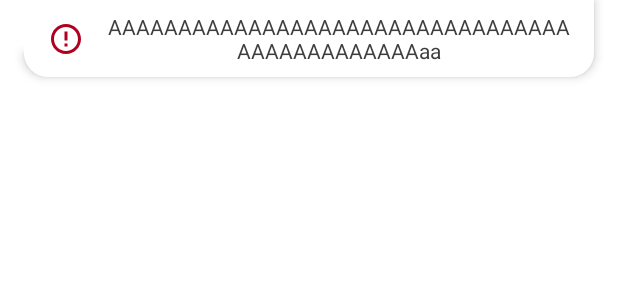
After one commit to Arantier/Heads-and-Hands-Task, an Android app: the layout include_label_popup.xml on its own in the app's theme, with its tools: preview values and no code run, on a phone screen of 412 x 824 dp. The commit adds this screen. Shown: the top 300 px of the screen. Run offline under Robolectric (Android 15) with nearby library versions, the phone set to English and light mode, and no system bars.

Commit message:
Developed and debugged label popup.

```diff
--- a/app/src/main/res/drawable/bkg_password_hint.xml
+++ b/app/src/main/res/drawable/bkg_label_popup.xml
@@ -2,8 +2,8 @@
 <shape xmlns:android="http://schemas.android.com/apk/res/android"
     android:shape="rectangle">
     <corners
-        android:bottomLeftRadius="@dimen/password_hint_corner_radius"
-        android:bottomRightRadius="@dimen/password_hint_corner_radius" />
+        android:bottomLeftRadius="@dimen/label_popup_corner_radius"
+        android:bottomRightRadius="@dimen/label_popup_corner_radius" />
     <solid android:color="@color/colorPrimary" />
 
 </shape>
--- /dev/null
+++ b/app/src/main/res/drawable/ic_error_outline.xml
@@ -0,0 +1,10 @@
+<vector xmlns:android="http://schemas.android.com/apk/res/android"
+    android:width="24dp"
+    android:height="24dp"
+    android:viewportWidth="24"
+    android:viewportHeight="24"
+    android:tint="?attr/colorControlNormal">
+  <path
+      android:fillColor="@android:color/white"
+      android:pathData="M11,15h2v2h-2zM11,7h2v6h-2zM11.99,2C6.47,2 2,6.48 2,12s4.47,10 9.99,10C17.52,22 22,17.52 22,12S17.52,2 11.99,2zM12,20c-4.42,0 -8,-3.58 -8,-8s3.58,-8 8,-8 8,3.58 8,8 -3.58,8 -8,8z"/>
+</vector>
--- /dev/null
+++ b/app/src/main/res/layout/include_label_popup.xml
@@ -0,0 +1,48 @@
+<androidx.constraintlayout.widget.ConstraintLayout
+    xmlns:android="http://schemas.android.com/apk/res/android"
+    xmlns:app="http://schemas.android.com/apk/res-auto"
+    xmlns:tools="http://schemas.android.com/tools"
+    android:layout_width="match_parent"
+    android:layout_height="wrap_content"
+    android:layout_marginStart="@dimen/label_popup_margin_horizontal"
+    android:layout_marginEnd="@dimen/label_popup_margin_horizontal"
+    android:background="@drawable/bkg_label_popup"
+    android:elevation="@dimen/toolbar_shadow_elevation"
+    app:layout_constraintEnd_toEndOf="parent"
+    app:layout_constraintStart_toStartOf="parent"
+    app:layout_constraintTop_toTopOf="parent"
+    tools:translationY="@dimen/toolbar_height">
+
+    <ImageView
+        android:id="@+id/icon"
+        android:layout_width="wrap_content"
+        android:layout_height="wrap_content"
+        android:layout_marginStart="@dimen/label_popup_padding_horizontal"
+        android:visibility="gone"
+        app:layout_constraintBottom_toBottomOf="@+id/text"
+        app:layout_constraintEnd_toStartOf="@+id/text"
+        app:layout_constraintHorizontal_bias="0.5"
+        app:layout_constraintHorizontal_chainStyle="packed"
+        app:layout_constraintStart_toStartOf="parent"
+        app:layout_constraintTop_toTopOf="@+id/text"
+        app:srcCompat="@drawable/ic_error_outline"
+        android:tint="@color/design_default_color_error"
+        tools:visibility="visible" />
+
+    <TextView
+        android:id="@+id/text"
+        android:layout_width="0dp"
+        android:layout_height="wrap_content"
+        android:layout_marginStart="@dimen/label_popup_padding_horizontal"
+        android:layout_marginTop="@dimen/label_popup_padding_vertical"
+        android:layout_marginEnd="@dimen/label_popup_padding_horizontal"
+        android:layout_marginBottom="@dimen/label_popup_padding_vertical"
+        android:textAlignment="center"
+        android:textColor="@color/textColor"
+        app:layout_constraintBottom_toBottomOf="parent"
+        app:layout_constraintEnd_toEndOf="parent"
+        app:layout_constraintHorizontal_bias="0.5"
+        app:layout_constraintStart_toEndOf="@+id/icon"
+        app:layout_constraintTop_toTopOf="parent"
+        tools:text="ААААААААААААААААААААААААААААААААААААААААААААААаа" />
+</androidx.constraintlayout.widget.ConstraintLayout>
--- a/app/src/main/res/values/dimens.xml
+++ b/app/src/main/res/values/dimens.xml
@@ -23,11 +23,11 @@
     <dimen name="create_button_margin_right">16dp</dimen>
     <dimen name="create_button_text_size">15sp</dimen>
 
-    <dimen name="password_hint_initial_coordinateY">-32dp</dimen>
-    <dimen name="password_hint_height">128dp</dimen>
-    <dimen name="password_hint_corner_radius">16dp</dimen>
-    <dimen name="password_hint_margin_horizontal">16dp</dimen>
-    <dimen name="password_hint_padding_horizontal">16dp</dimen>
-    <dimen name="password_hint_padding_vertical">8dp</dimen>
+    <dimen name="label_popup_initial_coordinateY">-32dp</dimen>
+    <dimen name="label_popup_height">128dp</dimen>
+    <dimen name="label_popup_corner_radius">16dp</dimen>
+    <dimen name="label_popup_margin_horizontal">16dp</dimen>
+    <dimen name="label_popup_padding_horizontal">16dp</dimen>
+    <dimen name="label_popup_padding_vertical">8dp</dimen>
 
 </resources>
```
Also changed, not shown: app/src/main/java/ru/shcherbakovdv/hahtask/LoginActivity.kt (+31 -11 lines), app/src/main/res/layout/activity_main.xml (+8 -14 lines).
